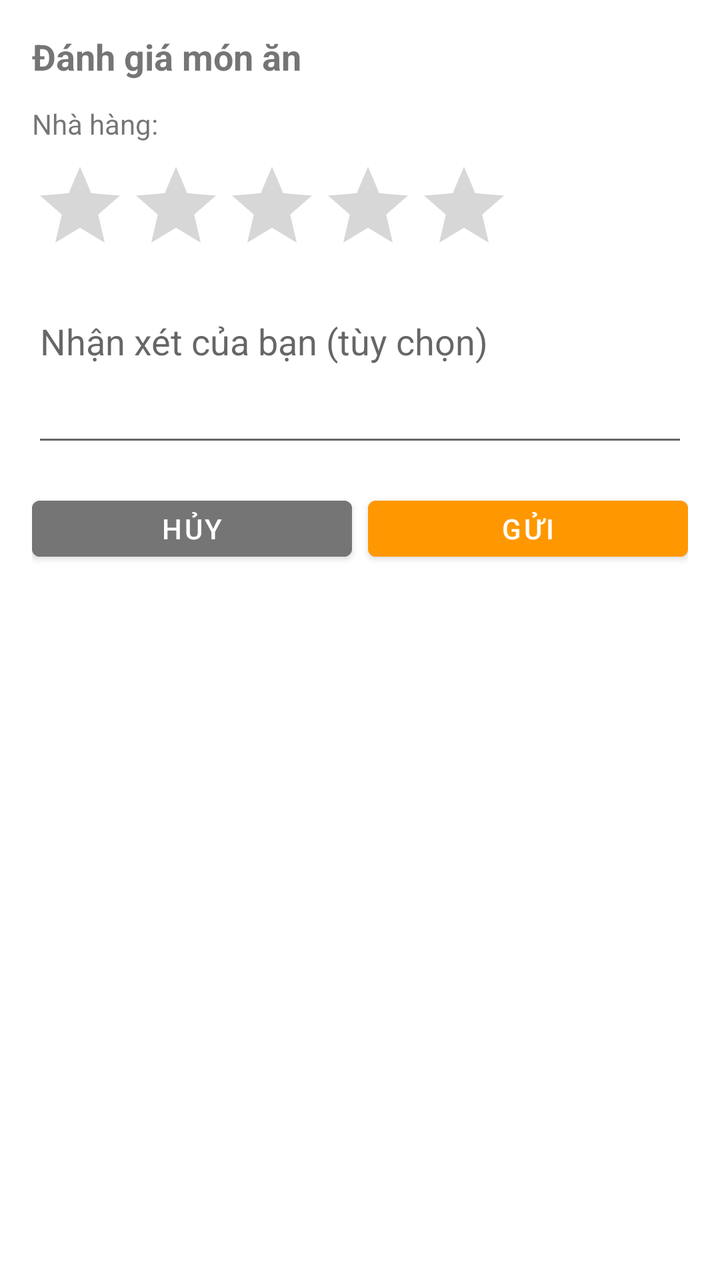
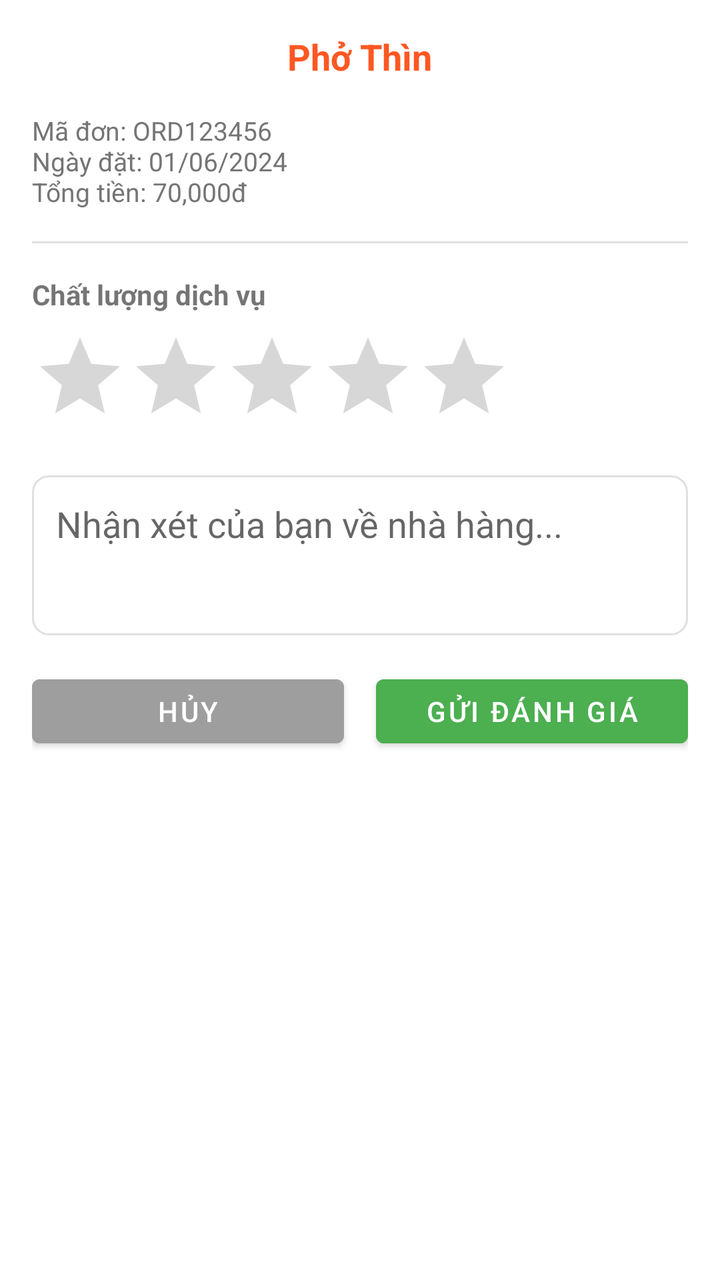

An Android layout rendered at two revisions. The XML below is the earlier revision; the diff shows what the commit changed to produce the second picture.
<!-- AndroidManifest.xml: application theme Theme.FoodOrder -->
<!-- res/layout/dialog_rating.xml -->
<?xml version="1.0" encoding="utf-8"?>
<LinearLayout xmlns:android="http://schemas.android.com/apk/res/android"
    android:layout_width="match_parent"
    android:layout_height="wrap_content"
    android:orientation="vertical"
    android:padding="16dp">

    <TextView
        android:layout_width="wrap_content"
        android:layout_height="wrap_content"
        android:text="Đánh giá món ăn"
        android:textSize="18sp"
        android:textStyle="bold"
        android:layout_marginBottom="12dp" />

    <TextView
        android:id="@+id/tvRestaurantName"
        android:layout_width="wrap_content"
        android:layout_height="wrap_content"
        android:text="Nhà hàng:"
        android:textSize="14sp" />

    <RatingBar
        android:id="@+id/ratingBar"
        android:layout_width="wrap_content"
        android:layout_height="wrap_content"
        android:numStars="5"
        android:stepSize="0.5"
        android:layout_marginTop="8dp" />

    <EditText
        android:id="@+id/etComment"
        android:layout_width="match_parent"
        android:layout_height="wrap_content"
        android:hint="Nhận xét của bạn (tùy chọn)"
        android:minHeight="80dp"
        android:gravity="top"
        android:layout_marginTop="12dp" />

    <LinearLayout
        android:layout_width="match_parent"
        android:layout_height="wrap_content"
        android:orientation="horizontal"
        android:layout_marginTop="16dp">

        <Button
            android:id="@+id/btnCancel"
            android:layout_width="0dp"
            android:layout_height="40dp"
            android:layout_weight="1"
            android:text="Hủy"
            android:layout_marginEnd="8dp"
            android:backgroundTint="#757575" />

        <Button
            android:id="@+id/btnSubmit"
            android:layout_width="0dp"
            android:layout_height="40dp"
            android:layout_weight="1"
            android:text="Gửi"
            android:backgroundTint="#FF9800" />

    </LinearLayout>

</LinearLayout>
<!-- resources referenced by this layout -->
<resources>
  <style name="Theme.FoodOrder" parent="Theme.MaterialComponents.DayNight.NoActionBar">
          
          <item name="colorPrimary">@color/primary_color</item>
          <item name="colorPrimaryVariant">@color/primary_dark</item>
          <item name="colorOnPrimary">@color/white</item>
  
          
          <item name="colorSecondary">@color/accent</item>
          <item name="colorSecondaryVariant">@color/teal_700</item>
          <item name="colorOnSecondary">@color/black</item>
  
          
          <item name="android:windowBackground">@color/background</item>
  
          
          <item name="colorSurface">@color/surface</item>
          <item name="colorOnSurface">@color/text_primary</item>
          <item name="colorError">#FF0000</item>
      </style>
  <color name="primary_color">#FF5722</color>
  <color name="primary_dark">#E64A19</color>
  <color name="white">#FFFFFFFF</color>
  <color name="accent">#FFC107</color>
  <color name="teal_700">#FF018786</color>
  <color name="black">#FF000000</color>
  <color name="background">#FFFFFF</color>
  <color name="surface">#F5F5F5</color>
  <color name="text_primary">#212121</color>
</resources>

<!-- the commit's change to res/layout/dialog_rating.xml (unified diff, before → after) -->
@@ -1,24 +1,44 @@
 <?xml version="1.0" encoding="utf-8"?>
 <LinearLayout xmlns:android="http://schemas.android.com/apk/res/android"
+    xmlns:app="http://schemas.android.com/apk/res-auto"
     android:layout_width="match_parent"
     android:layout_height="wrap_content"
     android:orientation="vertical"
     android:padding="16dp">
 
     <TextView
-        android:layout_width="wrap_content"
-        android:layout_height="wrap_content"
-        android:text="Đánh giá món ăn"
-        android:textSize="18sp"
-        android:textStyle="bold"
-        android:layout_marginBottom="12dp" />
-
-    <TextView
         android:id="@+id/tvRestaurantName"
         android:layout_width="wrap_content"
         android:layout_height="wrap_content"
-        android:text="Nhà hàng:"
-        android:textSize="14sp" />
+        android:text="Phở Thìn"
+        android:textSize="18sp"
+        android:textStyle="bold"
+        android:textColor="#FF5722"
+        android:layout_gravity="center"
+        android:layout_marginBottom="16dp" />
+
+    <TextView
+        android:id="@+id/tvOrderInfo"
+        android:layout_width="match_parent"
+        android:layout_height="wrap_content"
+        android:text="Mã đơn: ORD123456\nNgày đặt: 01/06/2024\nTổng tiền: 70,000đ"
+        android:textSize="13sp"
+        android:textColor="#757575"
+        android:layout_marginBottom="16dp" />
+
+    <View
+        android:layout_width="match_parent"
+        android:layout_height="1dp"
+        android:background="#E0E0E0"
+        android:layout_marginBottom="16dp" />
+
+    <TextView
+        android:layout_width="wrap_content"
+        android:layout_height="wrap_content"
+        android:text="Chất lượng dịch vụ"
+        android:textSize="14sp"
+        android:textStyle="bold"
+        android:layout_marginBottom="8dp" />
 
     <RatingBar
         android:id="@+id/ratingBar"
@@ -26,39 +46,44 @@
         android:layout_height="wrap_content"
         android:numStars="5"
         android:stepSize="0.5"
-        android:layout_marginTop="8dp" />
+        android:rating="0"
+        android:layout_marginBottom="16dp" />
 
     <EditText
         android:id="@+id/etComment"
         android:layout_width="match_parent"
         android:layout_height="wrap_content"
-        android:hint="Nhận xét của bạn (tùy chọn)"
+        android:hint="Nhận xét của bạn về nhà hàng..."
         android:minHeight="80dp"
         android:gravity="top"
-        android:layout_marginTop="12dp" />
+        android:padding="12dp"
+        android:background="@drawable/bg_edittext_border"
+        android:layout_marginBottom="16dp" />
 
     <LinearLayout
         android:layout_width="match_parent"
         android:layout_height="wrap_content"
-        android:orientation="horizontal"
-        android:layout_marginTop="16dp">
+        android:orientation="horizontal">
 
         <Button
             android:id="@+id/btnCancel"
             android:layout_width="0dp"
-            android:layout_height="40dp"
+            android:layout_height="44dp"
             android:layout_weight="1"
-            android:text="Hủy"
-            android:layout_marginEnd="8dp"
-            android:backgroundTint="#757575" />
+            android:text="HỦY"
+            android:backgroundTint="#9E9E9E"
+            android:textColor="@android:color/white"
+            android:layout_marginEnd="8dp" />
 
         <Button
             android:id="@+id/btnSubmit"
             android:layout_width="0dp"
-            android:layout_height="40dp"
+            android:layout_height="44dp"
             android:layout_weight="1"
-            android:text="Gửi"
-            android:backgroundTint="#FF9800" />
+            android:text="GỬI ĐÁNH GIÁ"
+            android:backgroundTint="#4CAF50"
+            android:textColor="@android:color/white"
+            android:layout_marginStart="8dp" />
 
     </LinearLayout>
 
<!-- resource entries referenced after the edit -->
@@ -1,5 +1,19 @@
 <!-- resources referenced by this layout -->
 <resources>
+  <!-- drawable bg_edittext_border (drawable) -->
+  <?xml version="1.0" encoding="utf-8"?>
+  <shape xmlns:android="http://schemas.android.com/apk/res/android">
+      <solid android:color="#FFFFFF" />
+      <stroke
+          android:width="1dp"
+          android:color="#E0E0E0" />
+      <corners android:radius="8dp" />
+      <padding
+          android:left="12dp"
+          android:top="12dp"
+          android:right="12dp"
+          android:bottom="12dp" />
+  </shape>
   <style name="Theme.FoodOrder" parent="Theme.MaterialComponents.DayNight.NoActionBar">
           
           <item name="colorPrimary">@color/primary_color</item>
